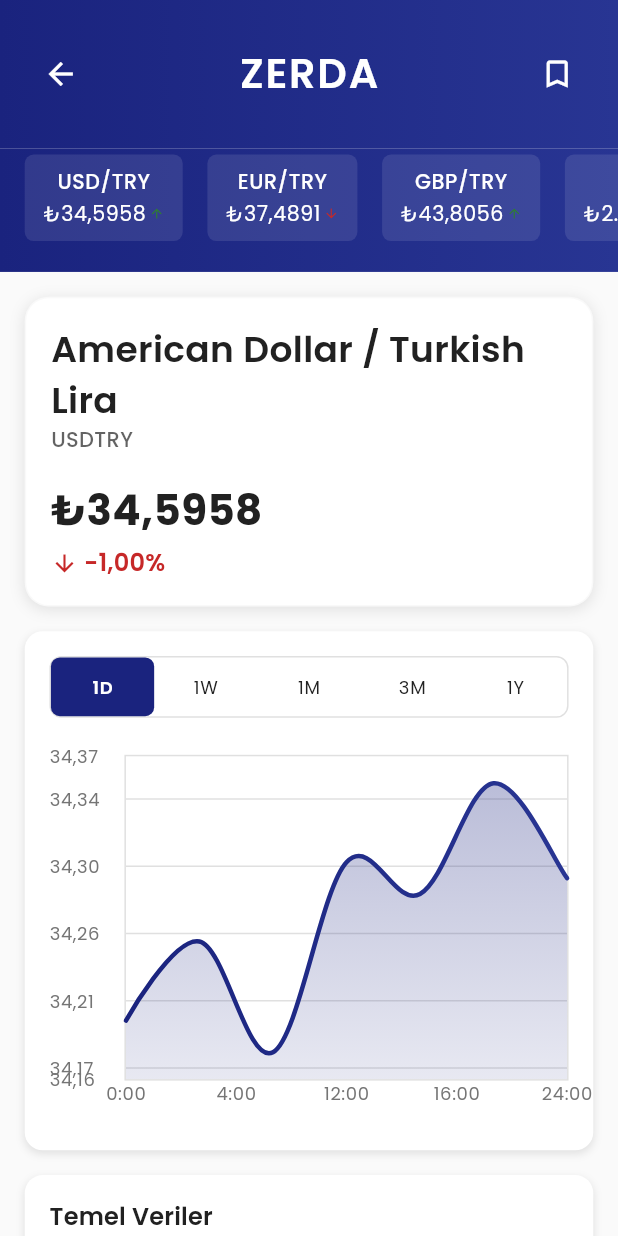
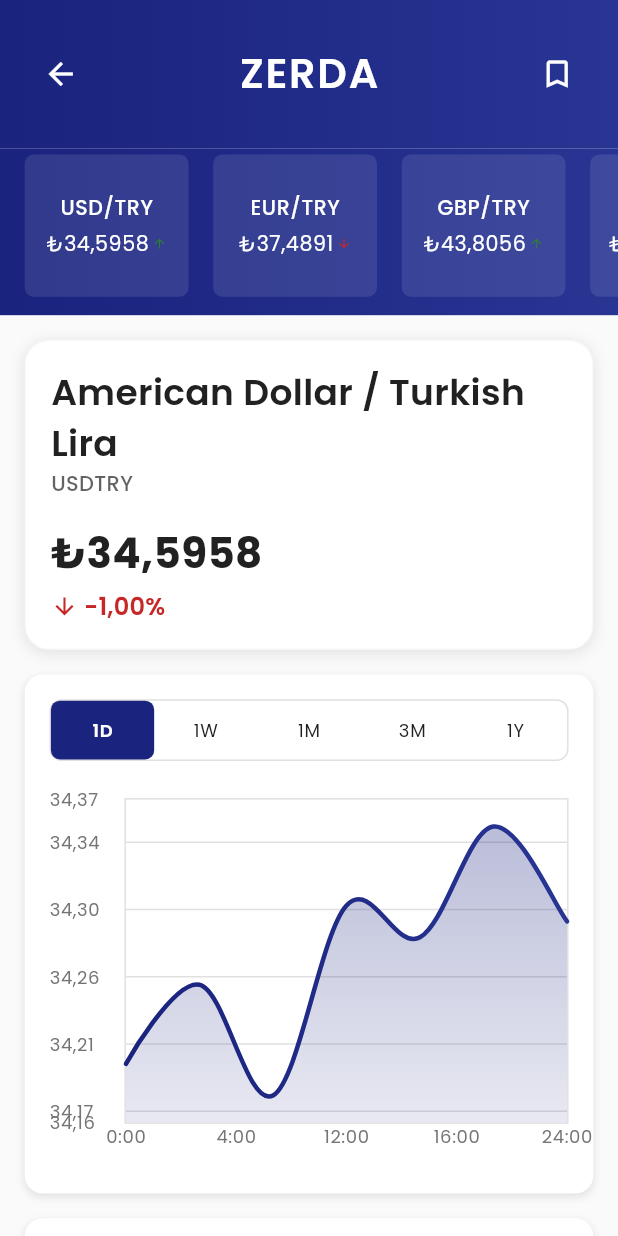
Before and after one commit to PoyrazV/zerda-gold-flutter, a Flutter app: the AssetDetailScreen screen opened by its route, on a phone screen of 412 x 824 dp. Run offline on Flutter 3.47's test engine with Material 3 defaults, Android fonts, the phone set to English and light mode, and no system bars; drawn by our look-alikes of fl_chart; our stand-ins replace cached_network_image, connectivity_plus, dio, flutter_svg, fluttertoast, google_fonts and 2 more; accounts and stored records are empty; network calls fail.

Commit message:
Standardize ticker box sizes across all pages - set to 26.5w x 22w

```diff
--- a/lib/widgets/price_ticker.dart
+++ b/lib/widgets/price_ticker.dart
@@ -67,7 +67,7 @@ class _PriceTickerState extends State<PriceTicker> {
     return Column(
       children: [
         Container(
-          height: 10.h,
+          height: 27.w, // Same height as ticker_section
           decoration: BoxDecoration(
             gradient: LinearGradient(
               colors: [
@@ -78,7 +78,7 @@ class _PriceTickerState extends State<PriceTicker> {
               end: Alignment.centerRight,
             ),
           ),
-          padding: EdgeInsets.only(bottom: 2.h),
+          padding: EdgeInsets.only(bottom: 2.w),
           child: ListView.builder(
             scrollDirection: Axis.horizontal,
             padding: EdgeInsets.symmetric(horizontal: 2.w),
@@ -102,13 +102,14 @@ class _PriceTickerState extends State<PriceTicker> {
 
   Widget _buildAddButton(BuildContext context) {
     return Container(
+      width: 26.5.w, // Same width as ticker_section
+      height: 22.w, // Same height as ticker_section
       margin: EdgeInsets.symmetric(horizontal: 2.w, vertical: 0.5.h),
       child: GestureDetector(
         onTap: widget.onAddPressed ?? () {
           Navigator.pushNamed(context, '/asset-selection-screen');
         },
         child: Container(
-          padding: EdgeInsets.symmetric(horizontal: 4.w, vertical: 0.5.h),
           decoration: BoxDecoration(
             color: Colors.white.withOpacity(0.2),
             borderRadius: BorderRadius.circular(6),
@@ -155,18 +156,18 @@ class _PriceTickerState extends State<PriceTicker> {
         );
       },
       child: Container(
+        width: 26.5.w, // Same width as ticker_section
+        height: 22.w, // Same height as ticker_section
         margin: EdgeInsets.symmetric(horizontal: 2.w, vertical: 0.5.h),
-        padding: EdgeInsets.symmetric(horizontal: 3.w, vertical: 0.5.h),
+        padding: EdgeInsets.symmetric(horizontal: 3.w, vertical: 1.h),
         decoration: BoxDecoration(
           color: Colors.white.withOpacity(0.1),
           borderRadius: BorderRadius.circular(6),
         ),
         child: Column(
           mainAxisAlignment: MainAxisAlignment.center,
-          mainAxisSize: MainAxisSize.min,
           children: [
-            Flexible(
-              child: Text(
+            Text(
               data['symbol'] as String? ?? '',
               style: AppTheme.lightTheme.textTheme.bodySmall?.copyWith(
                 color: Colors.white,
@@ -176,11 +177,10 @@ class _PriceTickerState extends State<PriceTicker> {
               overflow: TextOverflow.ellipsis,
               maxLines: 1,
             ),
-            ),
-            SizedBox(height: 0.2.h),
-            Flexible(
-              child: Row(
+            SizedBox(height: 0.5.h),
+            Row(
               mainAxisSize: MainAxisSize.min,
+              mainAxisAlignment: MainAxisAlignment.center,
               children: [
                 Flexible(
                   child: Text(
@@ -203,7 +203,6 @@ class _PriceTickerState extends State<PriceTicker> {
                 ),
               ],
             ),
-            ),
           ],
         ),
       ),
```
Lines whose indentation alone changed are shown as unchanged.
